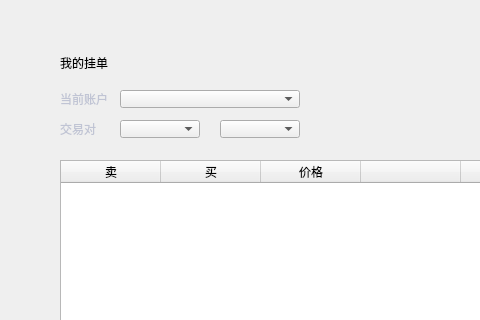
Before: the Qt Designer form LNKWallet/exchange/myexchangecontractpage.ui in HcashOrg/hx-indicator, drawn with Qt 5; both pictures show x 0 to 480 and y 0 to 320 of the 770 by 510 pixel window.
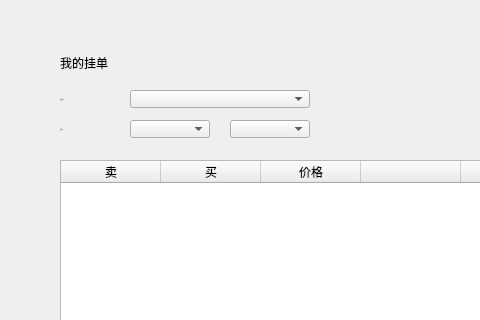
After: the same form once the commit is applied.

Patch:
```diff
--- a/LNKWallet/exchange/myexchangecontractpage.ui
+++ b/LNKWallet/exchange/myexchangecontractpage.ui
@@ -42,17 +42,22 @@
     <rect>
      <x>60</x>
      <y>90</y>
-     <width>60</width>
+     <width>70</width>
      <height>18</height>
     </rect>
    </property>
    <property name="font">
     <font>
-     <family>微软雅黑</family>
+     <family>Microsoft YaHei UI Light</family>
+     <pointsize>-1</pointsize>
+     <weight>50</weight>
+     <italic>false</italic>
+     <bold>false</bold>
     </font>
    </property>
    <property name="styleSheet">
-    <string notr="true">color: rgb(192, 196, 212);</string>
+    <string notr="true">QLabel{color: rgb(137,129,161);
+font: 11px &quot;Microsoft YaHei UI Light&quot;;}</string>
    </property>
    <property name="text">
     <string>当前账户</string>
@@ -64,7 +69,7 @@
   <widget class="QComboBox" name="accountComboBox">
    <property name="geometry">
     <rect>
-     <x>120</x>
+     <x>130</x>
      <y>90</y>
      <width>180</width>
      <height>18</height>
@@ -119,7 +124,7 @@
   <widget class="QComboBox" name="assetComboBox2">
    <property name="geometry">
     <rect>
-     <x>220</x>
+     <x>230</x>
      <y>120</y>
      <width>80</width>
      <height>18</height>
@@ -220,7 +225,7 @@
   <widget class="QComboBox" name="assetComboBox">
    <property name="geometry">
     <rect>
-     <x>120</x>
+     <x>130</x>
      <y>120</y>
      <width>80</width>
      <height>18</height>
@@ -245,17 +250,22 @@
     <rect>
      <x>60</x>
      <y>120</y>
-     <width>60</width>
+     <width>70</width>
      <height>18</height>
     </rect>
    </property>
    <property name="font">
     <font>
-     <family>微软雅黑</family>
+     <family>Microsoft YaHei UI Light</family>
+     <pointsize>-1</pointsize>
+     <weight>50</weight>
+     <italic>false</italic>
+     <bold>false</bold>
     </font>
    </property>
    <property name="styleSheet">
-    <string notr="true">color: rgb(192, 196, 212);</string>
+    <string notr="true">QLabel{color: rgb(137,129,161);
+font: 11px &quot;Microsoft YaHei UI Light&quot;;}</string>
    </property>
    <property name="text">
     <string>交易对</string>
```
